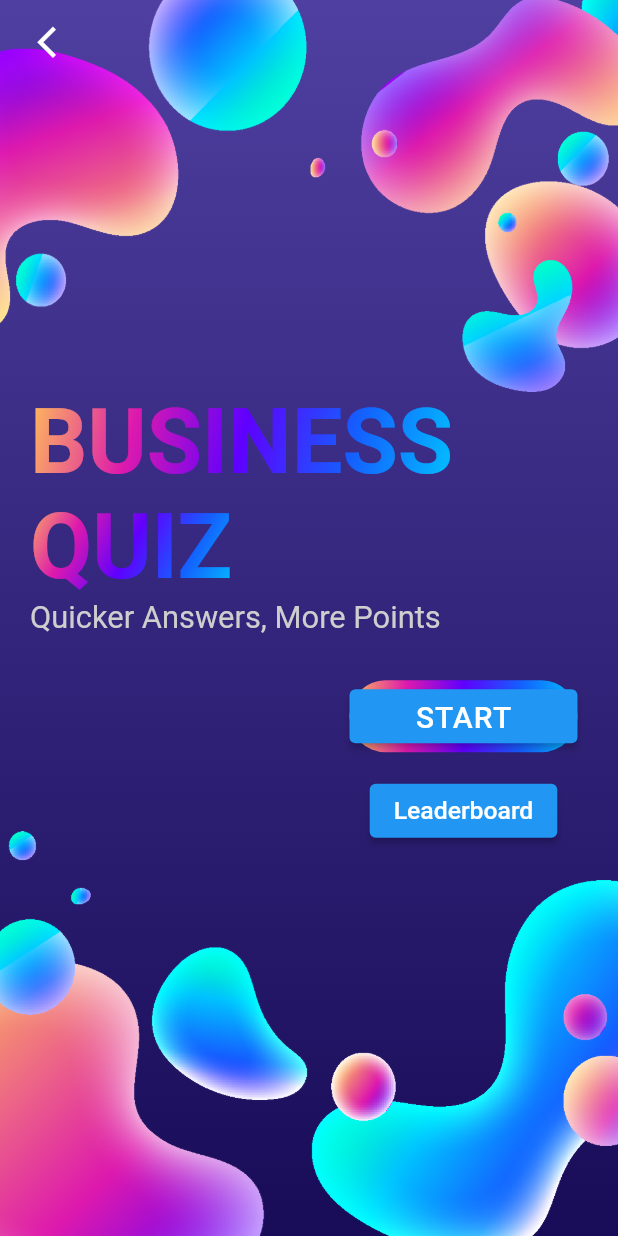
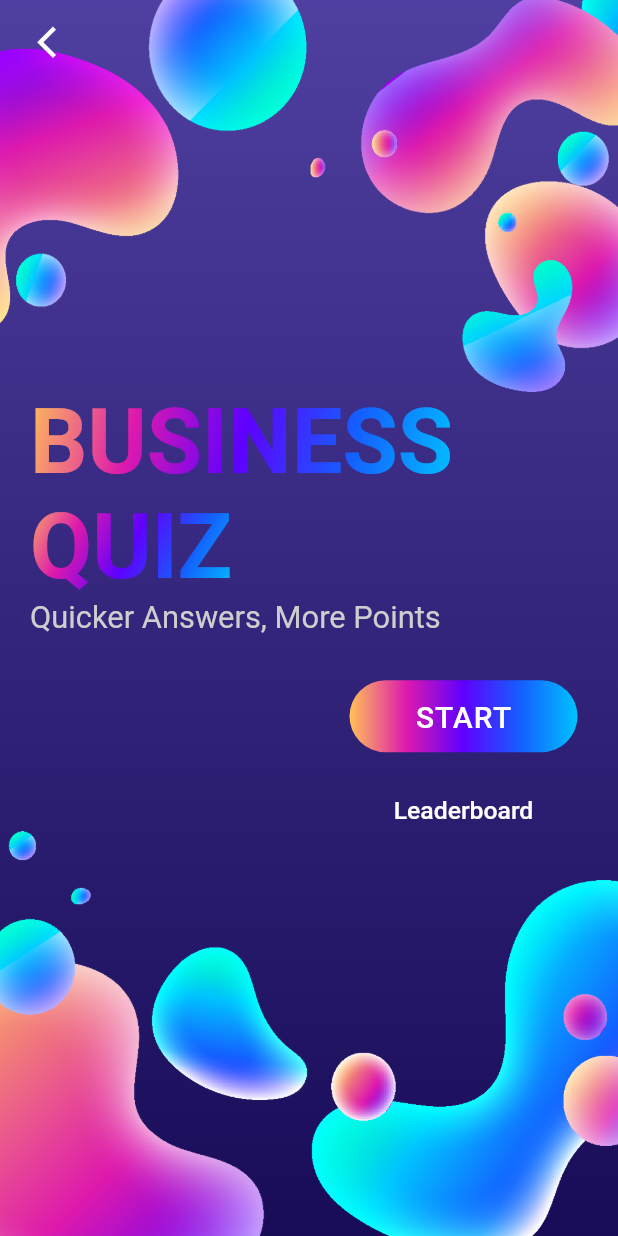
Before and after one commit to ECellNitrr/ECellOfficialApp, a Flutter app: the BQuiz screen opened by its route, on a phone screen of 412 x 824 dp. Run offline on Flutter 3.47's test engine with Material 2 defaults, Android fonts, the phone set to English and light mode, and no system bars; our stand-ins replace auto_size_text, bloc, equatable, firebase_core, flutter_bloc, get_it and 4 more; missing offline and left inert: data_connection_checker_nulls; accounts and stored records are empty.

Commit message:
Fixed Button and Url

```diff
--- a/lib/core/res/strings.dart
+++ b/lib/core/res/strings.dart
@@ -2,11 +2,11 @@ class S {
   S._();
 
   // urls
-  static const String baseUrl = "http://43.205.53.122/";
+  static const String baseUrl = "https://ecellbackend.tech/";
   static const String loginUrl = baseUrl + "users/login/";
   static const String registerUrl = baseUrl + "users/register/";
   static const String getUserDetailsUrl = baseUrl + "users/get_user_details/";
-  static const String getEventsUrl = baseUrl + "events/list/2021/";
+  static const String getEventsUrl = baseUrl + "events/list/2022/";
   static const String getSponsorsUrl = baseUrl + "sponsors/sorted_list/$sponsorApiYear/";
   static const String getSpeakerUrl = baseUrl + "speakers/full_list/";
   static const String postFeedbackUrl = baseUrl + "feedback/post/";
@@ -132,9 +132,9 @@ class S {
   static const String esummitPara =
       "we aspire to create a melange of eminent speakers who have proved themselves in diverse fields and are at the zenith of glory. E-Summit'22 will not just be a conclave of innovative minds and epistemic elocutionists, but it will be the place where ideas not only thrive but become the greatest revelations of the century.";
   static const String aimPara =
-      "we aspire to create a melange of eminent speakers who have proved themselves in diverse fields and are at the zenith of glory. E-Summit'21 will not just be a conclave of innovative minds and epistemic elocutionists, but it will be the place where ideas not only thrive but become the greatest revelations of the century.";
+      "we aspire to create a melange of eminent speakers who have proved themselves in diverse fields and are at the zenith of glory. E-Summit'22 will not just be a conclave of innovative minds and epistemic elocutionists, but it will be the place where ideas not only thrive but become the greatest revelations of the century.";
   static const String visionPara =
-      "we aspire to create a melange of eminent speakers who have proved themselves in diverse fields and are at the zenith of glory. E-Summit'21 will not just be a conclave of innovative minds and epistemic elocutionists, but it will be the place where ideas not only thrive but become the greatest revelations of the century.";
+      "we aspire to create a melange of eminent speakers who have proved themselves in diverse fields and are at the zenith of glory. E-Summit'22 will not just be a conclave of innovative minds and epistemic elocutionists, but it will be the place where ideas not only thrive but become the greatest revelations of the century.";
 
   // Routes
   static const routeSplash = '/splash';
--- a/lib/screens/b_quiz/bquiz.dart
+++ b/lib/screens/b_quiz/bquiz.dart
@@ -108,6 +108,11 @@ class BQuiz extends StatelessWidget {
                     ),
                     SizedBox(height: 15),
                     ElevatedButton(
+                      style: ButtonStyle(
+                        backgroundColor: MaterialStateProperty.all(Colors.transparent),
+                        foregroundColor: MaterialStateProperty.all(Colors.transparent),
+                        shadowColor: MaterialStateProperty.all(Colors.transparent),
+                      ),
                       onPressed: () {
                         // TODO
                       },
--- a/lib/widgets/raisedButton.dart
+++ b/lib/widgets/raisedButton.dart
@@ -32,7 +32,7 @@ class RaiseBtn extends StatelessWidget {
 class LegacyRaisedButton extends StatelessWidget {
   final Function onPressed;
   final Widget child;
-  final ShapeBorder shape;
+  final OutlinedBorder shape;
   final Color color;
 
   const LegacyRaisedButton(
@@ -46,6 +46,12 @@ class LegacyRaisedButton extends StatelessWidget {
   Widget build(BuildContext context) {
     // TODO: implement build
     return ElevatedButton(
+        style: ButtonStyle(
+          shape: MaterialStateProperty.all(shape),
+          backgroundColor: MaterialStateProperty.all(color),
+          foregroundColor: MaterialStateProperty.all(color),
+          shadowColor: MaterialStateProperty.all(color),
+        ),
         onPressed: () {
           onPressed();
         },
@@ -63,14 +69,17 @@ class LegacyFlatButton extends StatelessWidget {
   @override
   Widget build(BuildContext context) {
     // TODO: implement build
-    return ElevatedButton(onPressed: () => onPressed, child: child);
+    return ElevatedButton(
+
+        onPressed: () => onPressed, child: child);
   }
 }
 
 class LegacyFlatButtonShape extends StatelessWidget {
+
   final VoidCallback onPressed;
   final Widget child;
-  final ShapeBorder shape;
+  final OutlinedBorder shape;
   final Color color;
 
   const LegacyFlatButtonShape(
@@ -84,8 +93,14 @@ class LegacyFlatButtonShape extends StatelessWidget {
   Widget build(BuildContext context) {
     // TODO: implement build
     return ElevatedButton(
+        style: ButtonStyle(
+          shape: MaterialStateProperty.all(shape),
+          backgroundColor: MaterialStateProperty.all(color),
+          foregroundColor: MaterialStateProperty.all(color),
+          shadowColor: MaterialStateProperty.all(color),
+        ),
         onPressed: () {
-          onPressed;
+          onPressed();
         },
         child: child);
   }
```
Also changed, not shown: lib/main.dart (+4 -4 lines), lib/screens/login/login.dart (+15 -15 lines), pubspec.lock. Lines whose indentation alone changed are shown as unchanged.
